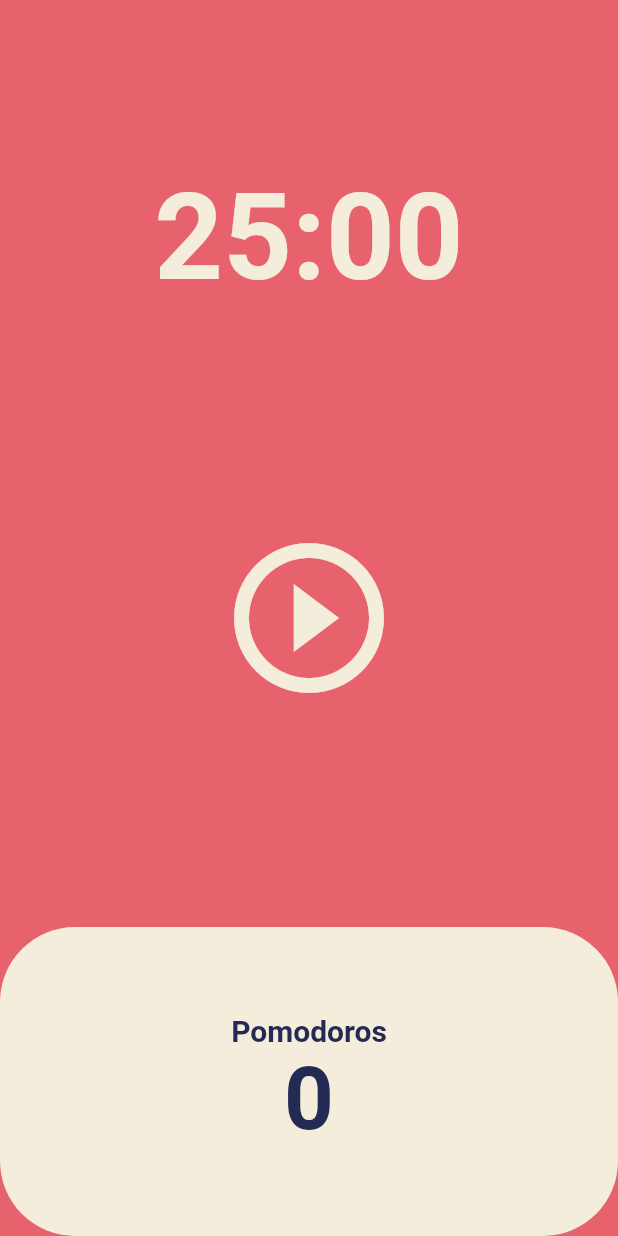
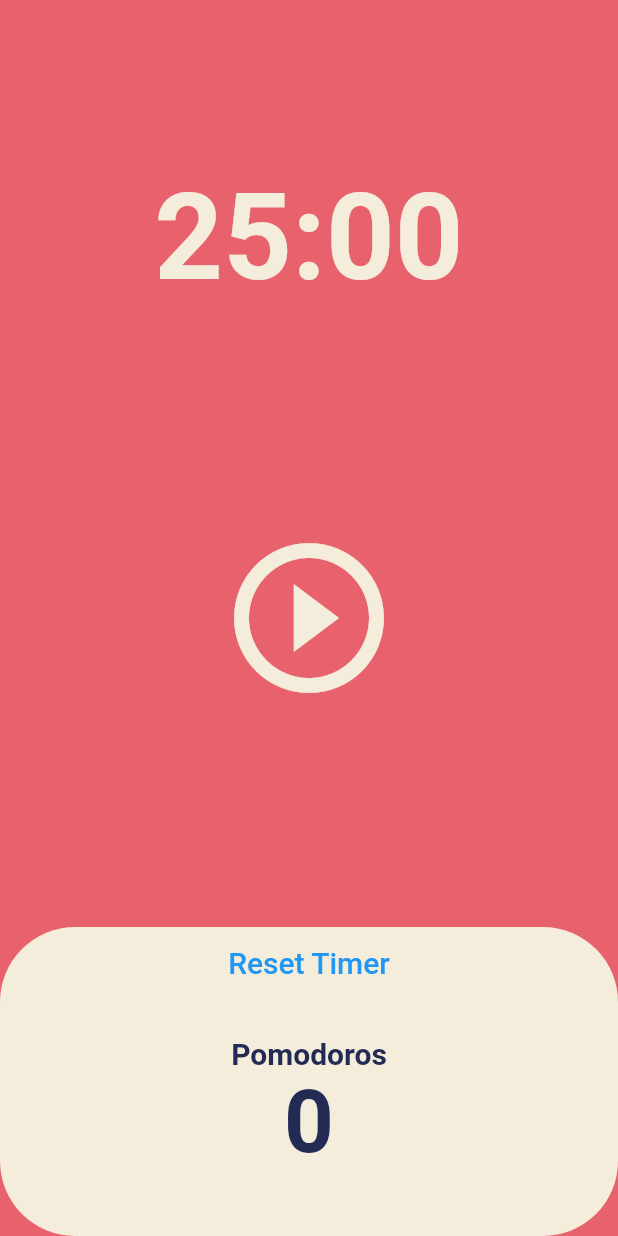
Before and after one commit to ikang9712/flutter-toonflix, a Flutter app: the screen it shows after launch, on a phone screen of 412 x 824 dp. Run offline on Flutter 3.47's test engine with Material 2 defaults, Android fonts, the phone set to English and light mode, and no system bars.

Commit message:
code challenge complete

```diff
--- a/lib/screens/home_screen.dart
+++ b/lib/screens/home_screen.dart
@@ -46,6 +46,14 @@ class _HomeScreenState extends State<HomeScreen> {
     timer.cancel();
     setState(() {
       isRunning = false;
+    });
+  }
+
+  void onResetPressed() {
+    timer.cancel();
+    setState(() {
+      isRunning = false;
+      totalSeconds = twentyFiveMinutes;
     });
   }
 
@@ -99,13 +107,30 @@ class _HomeScreenState extends State<HomeScreen> {
                       borderRadius: BorderRadius.circular(50),
                     ),
                     child: Column(
-                      mainAxisAlignment: MainAxisAlignment.center,
+                      children: [
+                        TextButton(
+                          onPressed: onResetPressed,
+                          style: TextButton.styleFrom(
+                              textStyle: TextStyle(
+                            color: Theme.of(context).textTheme.headline1!.color,
+                            fontSize: 20,
+                            fontWeight: FontWeight.w500,
+                          )),
+                          child: const Text("Reset Timer"),
+                        ),
+                        const SizedBox(
+                          height: 25,
+                        ),
+                        Column(
                           children: [
                             Text(
                               'Pomodoros',
                               style: TextStyle(
                                 fontSize: 20,
-                            color: Theme.of(context).textTheme.headline1!.color,
+                                color: Theme.of(context)
+                                    .textTheme
+                                    .headline1!
+                                    .color,
                                 fontWeight: FontWeight.w600,
                               ),
                             ),
@@ -113,9 +138,14 @@ class _HomeScreenState extends State<HomeScreen> {
                               '$totalPomodoros',
                               style: TextStyle(
                                 fontSize: 58,
-                            color: Theme.of(context).textTheme.headline1!.color,
+                                color: Theme.of(context)
+                                    .textTheme
+                                    .headline1!
+                                    .color,
                                 fontWeight: FontWeight.w600,
                               ),
+                            ),
+                          ],
                         ),
                       ],
                     ),
```
Lines whose indentation alone changed are shown as unchanged.
